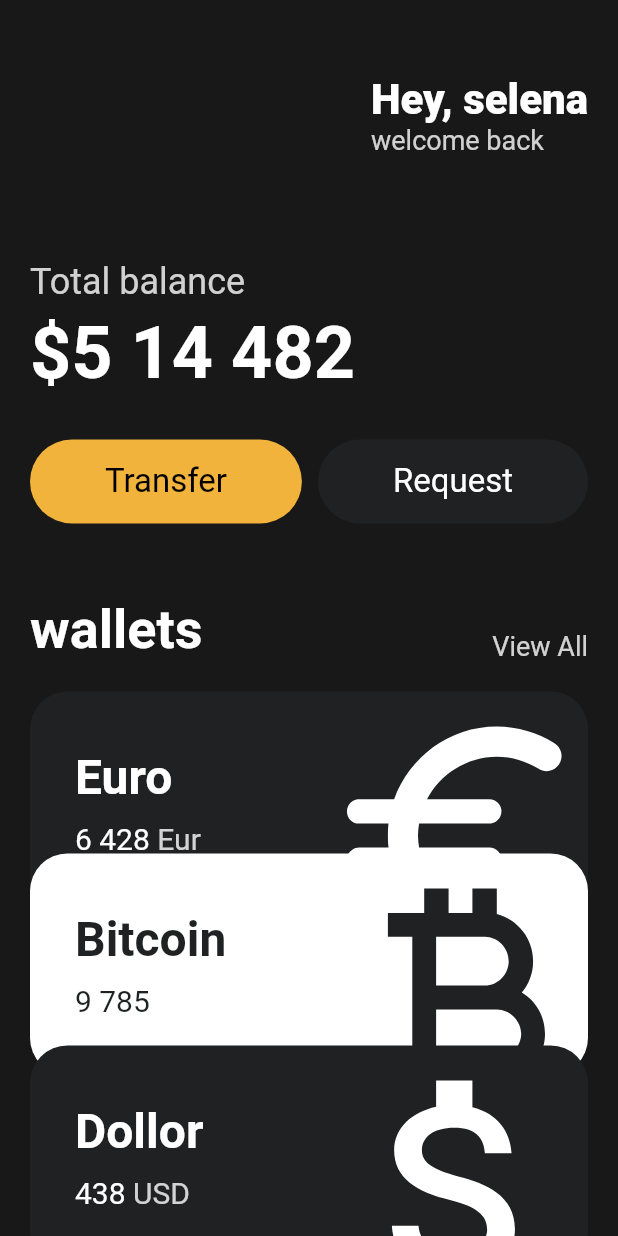
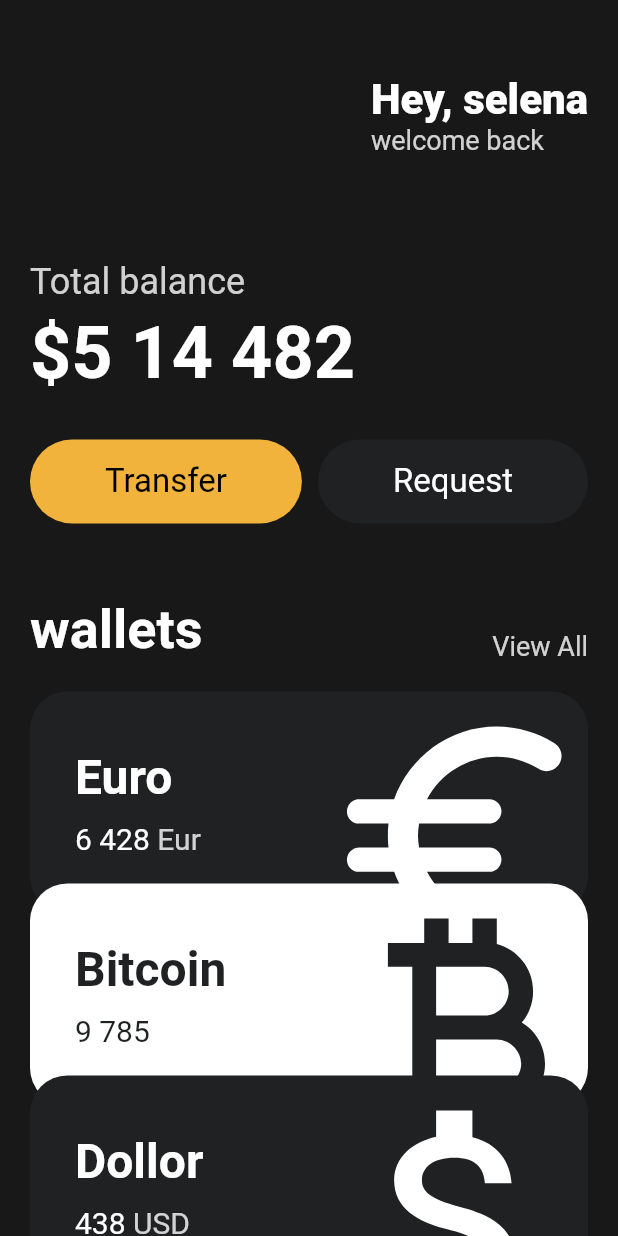
Before and after one commit to papercastl3/Flutter_clone_1, a Flutter app: the screen it shows after launch, on a phone screen of 412 x 824 dp. Run offline on Flutter 3.47's test engine with Material 2 defaults, Android fonts, the phone set to English and light mode, and no system bars.

Commit message:
slightly changed

```diff
--- a/lib/widgets/currency_card.dart
+++ b/lib/widgets/currency_card.dart
@@ -22,7 +22,7 @@
     return Transform.translate(
       offset: index == 1
           ? const Offset(0, 0)
-          : Offset(0, index * -20), //first index=1
+          : Offset(0, (index - 1) * -20), //first index=1
       child: Container(
         clipBehavior: Clip.hardEdge, //(로고)밖에 나간거 안보이게 함
         decoration: BoxDecoration(
```
